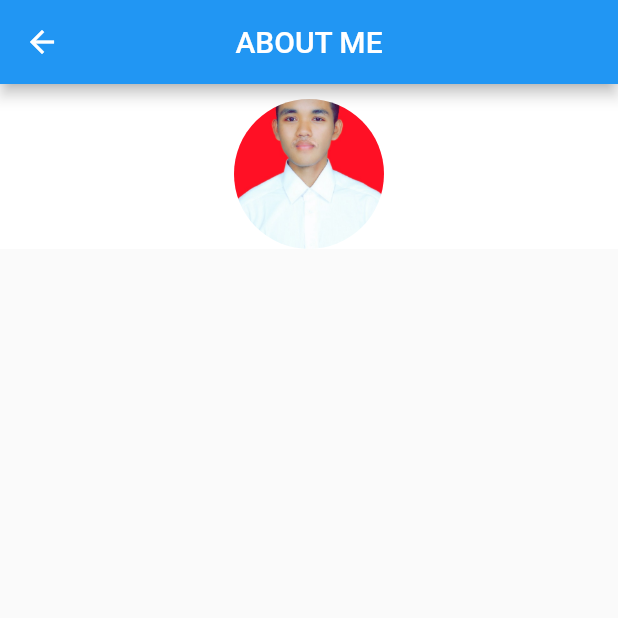
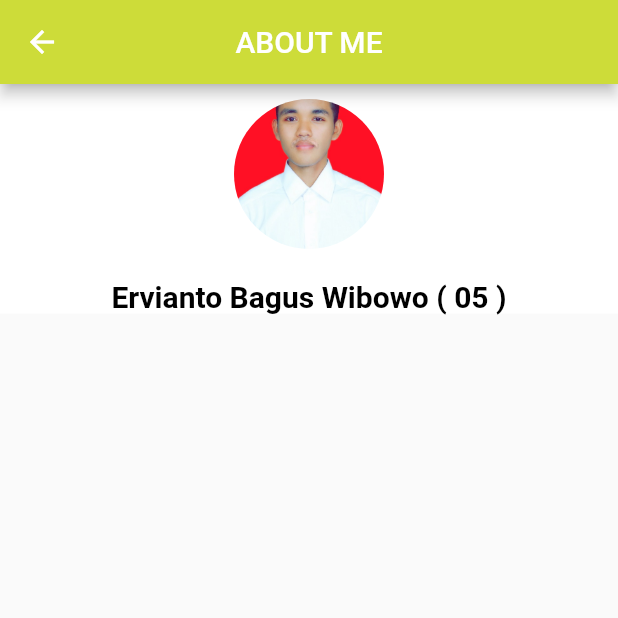
Before and after one commit to Ervianto/Project-Dicoding, a Flutter app: the MyProfil screen opened by its route, on a phone screen of 412 x 824 dp, the top half of it. Run offline on Flutter 3.47's test engine with Material 2 defaults, Android fonts, the phone set to English and light mode, and no system bars.

Commit message:
menambahkan text nama

```diff
--- a/lib/main.dart
+++ b/lib/main.dart
@@ -33,7 +33,7 @@ class _HomeState extends State<Home> {
         leading: new Icon(Icons.view_list),
         title: new Text("Hitung Luas Trapesium"),
         centerTitle: true,
-        backgroundColor: Colors.blue,
+        backgroundColor: Colors.lime,
         actions: <Widget>[
           new IconButton(
             icon: Icon(Icons.person_outline),
@@ -141,8 +141,8 @@ class _HomeState extends State<Home> {
                       Navigator.of(context).push(route);
                     },
                     padding: EdgeInsets.all(10.0),
-                    color: Colors.blue,
-                    textColor: Colors.white,
+                    color: Colors.lime,
+                    textColor: Colors.black,
                     child: Text(
                       'Hitung Luas',
                       style:
--- a/lib/widgets/AboutMe.dart
+++ b/lib/widgets/AboutMe.dart
@@ -5,7 +5,7 @@ class MyProfil extends StatelessWidget {
   Widget build(BuildContext context) {
     return new Scaffold(
       appBar: AppBar(
-        backgroundColor: Colors.blue,
+        backgroundColor: Colors.lime,
         title: Text('ABOUT ME'),
         centerTitle: true,
       ),
@@ -32,6 +32,22 @@ class MyProfil extends StatelessWidget {
             ],
           ),
         ),
+        Container(
+          color: Colors.white,
+          child: Column(
+            children: <Widget>[
+              SizedBox(height: 20),
+              Text(
+                'Ervianto Bagus Wibowo ( 05 )',
+                style: TextStyle(
+                  fontWeight: FontWeight.bold,
+                  fontSize: 20,
+                  color: Colors.black,
+                ),
+              ),
+            ],
+          ),
+        )
       ]),
     );
   }
--- a/lib/widgets/trapesium_result.dart
+++ b/lib/widgets/trapesium_result.dart
@@ -17,6 +17,7 @@ class TrapesiumResult extends StatelessWidget {
     return Scaffold(
       appBar: AppBar(
         centerTitle: true,
+        backgroundColor: Colors.lime,
         title: Text('Luas Trapesium'),
       ),
       body: Container(
```
